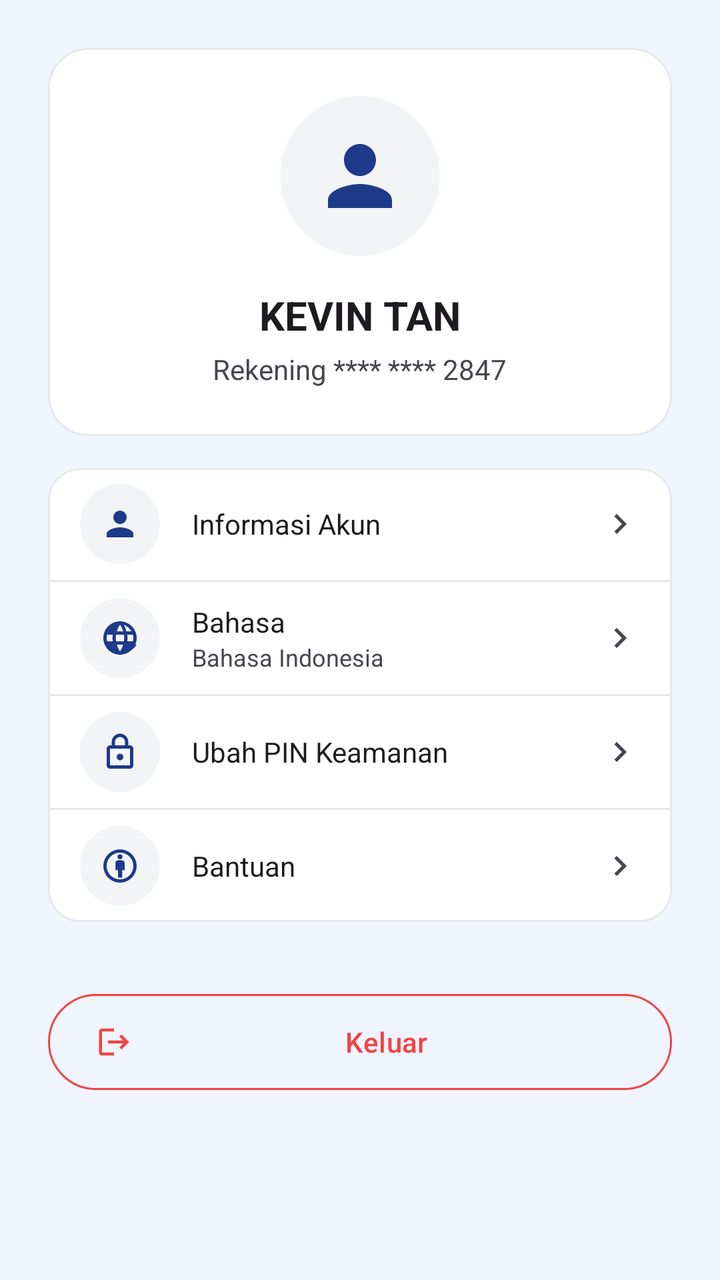
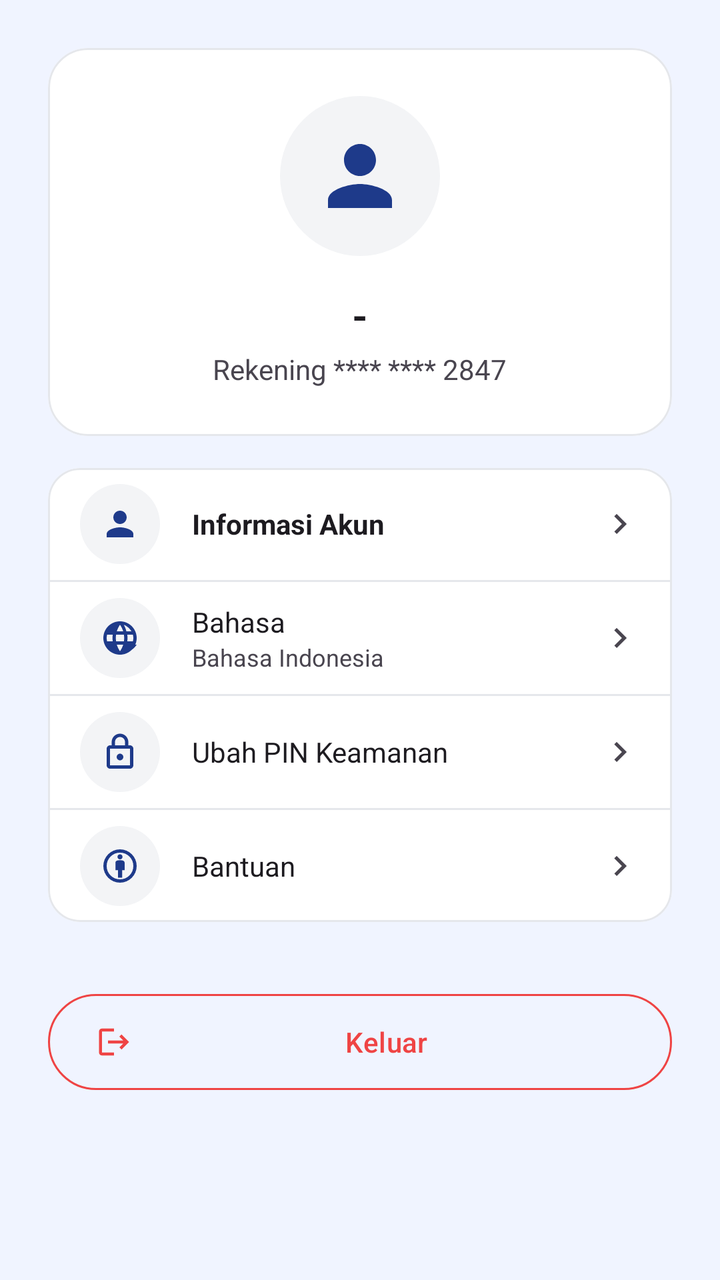

Compare the two renders of this Android layout. The source of the first and the diff that turns it into the second are given below.
<!-- AndroidManifest.xml: application theme Theme.Banking -->
<!-- res/layout/fragment_profile.xml -->
<?xml version="1.0" encoding="utf-8"?>
<androidx.core.widget.NestedScrollView xmlns:android="http://schemas.android.com/apk/res/android"
    xmlns:app="http://schemas.android.com/apk/res-auto"
    android:layout_width="match_parent"
    android:layout_height="match_parent"
    android:fillViewport="true">

    <LinearLayout
        android:layout_width="match_parent"
        android:layout_height="wrap_content"
        android:orientation="vertical"
        android:padding="24dp">

        
        <com.google.android.material.card.MaterialCardView
            android:layout_width="match_parent"
            android:layout_height="wrap_content"
            app:cardCornerRadius="20dp"
            app:cardElevation="0dp"
            app:strokeWidth="1dp"
            app:strokeColor="?attr/colorOutline"
            android:layout_marginBottom="16dp">

            <LinearLayout
                android:layout_width="match_parent"
                android:layout_height="wrap_content"
                android:gravity="center"
                android:orientation="vertical"
                android:padding="24dp">

                <FrameLayout
                    android:layout_width="80dp"
                    android:layout_height="80dp"
                    android:background="@drawable/bg_circle_surface_variant">
                    <ImageView
                        android:layout_width="48dp"
                        android:layout_height="48dp"
                        android:layout_gravity="center"
                        android:src="@drawable/ic_user"
                        app:tint="?attr/colorPrimary"/>
                </FrameLayout>

                <TextView
                    android:id="@+id/tvProfileName"
                    android:layout_width="wrap_content"
                    android:layout_height="wrap_content"
                    android:layout_marginTop="16dp"
                    android:text="KEVIN TAN"
                    android:textColor="?android:attr/textColorPrimary"
                    android:textSize="20sp"
                    android:textStyle="bold" />

                <TextView
                    android:layout_width="wrap_content"
                    android:layout_height="wrap_content"
                    android:layout_marginTop="4dp"
                    android:text="@string/profile_acc_number"
                    android:textColor="?android:attr/textColorSecondary"
                    android:textSize="14sp" />
            </LinearLayout>
        </com.google.android.material.card.MaterialCardView>

        
        <com.google.android.material.card.MaterialCardView
            android:layout_width="match_parent"
            android:layout_height="wrap_content"
            app:cardCornerRadius="16dp"
            app:cardElevation="0dp"
            app:strokeWidth="1dp"
            app:strokeColor="?attr/colorOutline">

            <LinearLayout
                android:layout_width="match_parent"
                android:layout_height="wrap_content"
                android:orientation="vertical">

                
                <LinearLayout
                    android:layout_width="match_parent"
                    android:layout_height="56dp"
                    android:background="?attr/selectableItemBackground"
                    android:clickable="true"
                    android:focusable="true"
                    android:gravity="center_vertical"
                    android:paddingHorizontal="16dp">
                    <FrameLayout
                        android:layout_width="40dp"
                        android:layout_height="40dp"
                        android:background="@drawable/bg_circle_surface_variant">
                        <ImageView
                            android:layout_width="20dp"
                            android:layout_height="20dp"
                            android:layout_gravity="center"
                            android:src="@drawable/ic_user"
                            app:tint="?attr/colorPrimary"/>
                    </FrameLayout>
                    <TextView
                        android:layout_width="0dp"
                        android:layout_height="wrap_content"
                        android:layout_weight="1"
                        android:layout_marginStart="16dp"
                        android:text="@string/profile_account_info"
                        android:textColor="?android:attr/textColorPrimary"/>
                    <ImageView
                        android:layout_width="20dp"
                        android:layout_height="20dp"
                        android:src="@drawable/ic_chevron_right"
                        app:tint="?android:attr/textColorSecondary"/>
                </LinearLayout>

                <View android:layout_width="match_parent" android:layout_height="1dp" android:background="?attr/colorOutline"/>

                
                <LinearLayout
                    android:id="@+id/btnLanguage"
                    android:layout_width="match_parent"
                    android:layout_height="56dp"
                    android:background="?attr/selectableItemBackground"
                    android:clickable="true"
                    android:focusable="true"
                    android:gravity="center_vertical"
                    android:paddingHorizontal="16dp">
                    <FrameLayout
                        android:layout_width="40dp"
                        android:layout_height="40dp"
                        android:background="@drawable/bg_circle_surface_variant">
                        <ImageView
                            android:layout_width="20dp"
                            android:layout_height="20dp"
                            android:layout_gravity="center"
                            android:src="@drawable/ic_language"
                            app:tint="?attr/colorPrimary"/>
                    </FrameLayout>
                    <LinearLayout
                        android:layout_width="0dp"
                        android:layout_height="wrap_content"
                        android:layout_weight="1"
                        android:layout_marginStart="16dp"
                        android:orientation="vertical">
                        <TextView
                            android:layout_width="wrap_content"
                            android:layout_height="wrap_content"
                            android:text="@string/profile_language"
                            android:textColor="?android:attr/textColorPrimary"/>
                        <TextView
                            android:id="@+id/tvActiveLanguage"
                            android:layout_width="wrap_content"
                            android:layout_height="wrap_content"
                            android:text="@string/profile_active_language"
                            android:textSize="12sp"
                            android:textColor="?android:attr/textColorSecondary"/>
                    </LinearLayout>
                    <ImageView
                        android:layout_width="20dp"
                        android:layout_height="20dp"
                        android:src="@drawable/ic_chevron_right"
                        app:tint="?android:attr/textColorSecondary"/>
                </LinearLayout>

                <View android:layout_width="match_parent" android:layout_height="1dp" android:background="?attr/colorOutline"/>

                
                <LinearLayout
                    android:id="@+id/btnChangePin"
                    android:layout_width="match_parent"
                    android:layout_height="56dp"
                    android:background="?attr/selectableItemBackground"
                    android:clickable="true"
                    android:focusable="true"
                    android:gravity="center_vertical"
                    android:paddingHorizontal="16dp">
                    <FrameLayout
                        android:layout_width="40dp"
                        android:layout_height="40dp"
                        android:background="@drawable/bg_circle_surface_variant">
                        <ImageView
                            android:layout_width="20dp"
                            android:layout_height="20dp"
                            android:layout_gravity="center"
                            android:src="@drawable/ic_lock"
                            app:tint="?attr/colorPrimary"/>
                    </FrameLayout>
                    <TextView
                        android:layout_width="0dp"
                        android:layout_height="wrap_content"
                        android:layout_weight="1"
                        android:layout_marginStart="16dp"
                        android:text="@string/profile_change_pin"
                        android:textColor="?android:attr/textColorPrimary"/>
                    <ImageView
                        android:layout_width="20dp"
                        android:layout_height="20dp"
                        android:src="@drawable/ic_chevron_right"
                        app:tint="?android:attr/textColorSecondary"/>
                </LinearLayout>

                <View android:layout_width="match_parent" android:layout_height="1dp" android:background="?attr/colorOutline"/>

                
                <LinearLayout
                    android:id="@+id/btnSupport"
                    android:layout_width="match_parent"
                    android:layout_height="56dp"
                    android:background="?attr/selectableItemBackground"
                    android:clickable="true"
                    android:focusable="true"
                    android:gravity="center_vertical"
                    android:paddingHorizontal="16dp">
                    <FrameLayout
                        android:layout_width="40dp"
                        android:layout_height="40dp"
                        android:background="@drawable/bg_circle_surface_variant">
                        <ImageView
                            android:layout_width="20dp"
                            android:layout_height="20dp"
                            android:layout_gravity="center"
                            android:src="@drawable/ic_support"
                            app:tint="?attr/colorPrimary"/>
                    </FrameLayout>
                    <TextView
                        android:layout_width="0dp"
                        android:layout_height="wrap_content"
                        android:layout_weight="1"
                        android:layout_marginStart="16dp"
                        android:text="@string/profile_support"
                        android:textColor="?android:attr/textColorPrimary"/>
                    <ImageView
                        android:layout_width="20dp"
                        android:layout_height="20dp"
                        android:src="@drawable/ic_chevron_right"
                        app:tint="?android:attr/textColorSecondary"/>
                </LinearLayout>

            </LinearLayout>
        </com.google.android.material.card.MaterialCardView>

        <Button
            android:id="@+id/btnLogout"
            style="@style/Widget.Material3.Button.OutlinedButton"
            android:layout_width="match_parent"
            android:layout_height="56dp"
            android:layout_marginTop="32dp"
            android:text="@string/profile_logout"
            android:textColor="@color/expense"
            app:strokeColor="@color/expense"
            app:icon="@drawable/ic_logout"
            app:iconTint="@color/expense"
            app:iconPadding="8dp"/>

        <Space
            android:layout_width="match_parent"
            android:layout_height="80dp" />
    </LinearLayout>
</androidx.core.widget.NestedScrollView>
<!-- resources referenced by this layout -->
<resources>
  <color name="expense">#EF4444</color>
  <!-- drawable bg_circle_surface_variant (drawable) -->
  <?xml version="1.0" encoding="utf-8"?>
  <shape xmlns:android="http://schemas.android.com/apk/res/android"
      android:shape="oval">
      <solid android:color="?attr/colorSurfaceVariant"/>
  </shape>
  <!-- drawable ic_chevron_right (drawable) -->
  <vector xmlns:android="http://schemas.android.com/apk/res/android"
      android:width="24dp"
      android:height="24dp"
      android:viewportWidth="24"
      android:viewportHeight="24">
      <path
          android:fillColor="#FF000000"
          android:pathData="M8.59,16.59L13.17,12L8.59,7.41L10,6L16,12L10,18L8.59,16.59Z" />
  </vector>
  <!-- drawable ic_lock (drawable) -->
  <vector xmlns:android="http://schemas.android.com/apk/res/android"
      android:width="24dp"
      android:height="24dp"
      android:viewportWidth="24"
      android:viewportHeight="24">
      <path
          android:fillColor="#6B7280"
          android:pathData="M18,8h-1V6c0,-2.76 -2.24,-5 -5,-5S7,3.24 7,6v2H6c-1.1,0 -2,0.9 -2,2v10c0,1.1 0.9,2 2,2h12c1.1,0 2,-0.9 2,-2V10c0,-1.1 -0.9,-2 -2,-2zM9,6c0,-1.66 1.34,-3 3,-3s3,1.34 3,3v2H9V6zm9,14H6V10h12v10zm-6,-3c1.1,0 2,-0.9 2,-2s-0.9,-2 -2,-2 -2,0.9 -2,2 0.9,2 2,2z"/>
  </vector>
  <!-- drawable ic_logout (drawable) -->
  <vector xmlns:android="http://schemas.android.com/apk/res/android"
      android:width="24dp"
      android:height="24dp"
      android:viewportWidth="24"
      android:viewportHeight="24">
      <path
          android:fillColor="#FF000000"
          android:pathData="M17,7L15.59,8.41L18.17,11H8V13H18.17L15.59,15.58L17,17L22,12L17,7M4,5H12V3H4C2.9,3 2,3.9 2,5V19C2,20.1 2.9,21 4,21H12V19H4V5Z" />
  </vector>
  <!-- drawable ic_user (drawable) -->
  <vector xmlns:android="http://schemas.android.com/apk/res/android"
      android:width="24dp"
      android:height="24dp"
      android:viewportWidth="24"
      android:viewportHeight="24">
      <path
          android:fillColor="#6B7280"
          android:pathData="M12,12c2.21,0 4,-1.79 4,-4s-1.79,-4 -4,-4 -4,1.79 -4,4 1.79,4 4,4zM12,14c-2.67,0 -8,1.34 -8,4v2h16v-2c0,-2.66 -5.33,-4 -8,-4z"/>
  </vector>
  <string name="profile_acc_number">Rekening **** **** 2847</string>
  <string name="profile_account_info">Informasi Akun</string>
  <string name="profile_active_language">Bahasa Indonesia</string>
  <string name="profile_change_pin">Ubah PIN Keamanan</string>
  <string name="profile_language">Bahasa</string>
  <string name="profile_logout">Keluar</string>
  <string name="profile_support">Bantuan</string>
  <style name="Theme.Banking" parent="Base.Theme.Banking" />
  <style name="Base.Theme.Banking" parent="Theme.Material3.DayNight.NoActionBar">
          
          <item name="colorPrimary">@color/primary</item>
          <item name="colorOnPrimary">@color/on_primary</item>
          <item name="android:windowBackground">@color/app_background</item>
          <item name="colorSurface">@color/surface</item>
          <item name="colorSurfaceVariant">@color/surface_variant</item>
          <item name="android:statusBarColor">@color/primary</item>
          <item name="colorSecondaryContainer">@color/bottom_nav_indicator</item>
          <item name="colorOnSecondaryContainer">@color/primary</item>
          <item name="colorOutline">@color/outline</item>
  
          
          <item name="actionOverflowButtonStyle">@style/CustomOverflowStyle</item>
      </style>
  <color name="primary">#1E3A8A</color>
  <color name="on_primary">#FFFFFF</color>
  <color name="app_background">#F0F4FF</color>
  <color name="surface">#FFFFFF</color>
  <color name="surface_variant">#F3F4F6</color>
  <color name="bottom_nav_indicator">#1A1E3A8A</color>
  <color name="outline">#E5E7EB</color>
  <style name="CustomOverflowStyle" parent="Widget.AppCompat.ActionButton.Overflow">
          <item name="android:tint">@color/on_primary</item>
      </style>
  <!-- unchanged entries left out for length: 2 -->
</resources>

<!-- the commit's change to res/layout/fragment_profile.xml (unified diff, before → after) -->
@@ -45,12 +45,13 @@
                     android:layout_width="wrap_content"
                     android:layout_height="wrap_content"
                     android:layout_marginTop="16dp"
-                    android:text="KEVIN TAN"
+                    android:text="-"
                     android:textColor="?android:attr/textColorPrimary"
                     android:textSize="20sp"
                     android:textStyle="bold" />
 
                 <TextView
+                    android:id="@+id/tvProfileAccount"
                     android:layout_width="wrap_content"
                     android:layout_height="wrap_content"
                     android:layout_marginTop="4dp"
@@ -76,13 +77,15 @@
 
                 
                 <LinearLayout
-                    android:layout_width="match_parent"
-                    android:layout_height="56dp"
-                    android:background="?attr/selectableItemBackground"
-                    android:clickable="true"
-                    android:focusable="true"
-                    android:gravity="center_vertical"
-                    android:paddingHorizontal="16dp">
+                    android:id="@+id/btnAccountInfo"
+                    android:layout_width="match_parent"
+                    android:layout_height="56dp"
+                    android:background="?attr/selectableItemBackground"
+                    android:clickable="true"
+                    android:focusable="true"
+                    android:gravity="center_vertical"
+                    android:paddingHorizontal="16dp">
+
                     <FrameLayout
                         android:layout_width="40dp"
                         android:layout_height="40dp"
@@ -100,6 +103,7 @@
                         android:layout_weight="1"
                         android:layout_marginStart="16dp"
                         android:text="@string/profile_account_info"
+                        android:textStyle="bold"
                         android:textColor="?android:attr/textColorPrimary"/>
                     <ImageView
                         android:layout_width="20dp"
